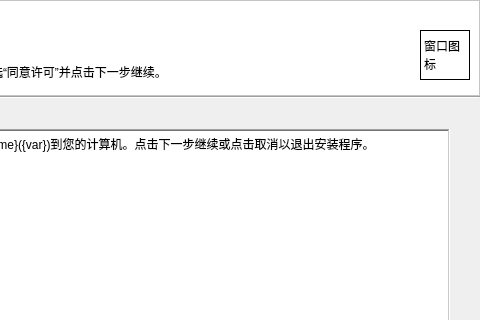
First picture: the form in ExeUi.ui, repository Pyr-202410/InstallPackager, before the edit; both pictures show x 140 to 620 and y 0 to 320 of the 620 by 450 pixel window.
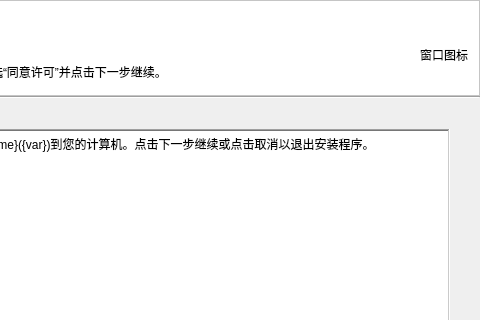
Second picture: the form after the edit. The open tabs and pages were chosen to show the change.

The edit to the form file:
```diff
--- a/ExeUi.ui
+++ b/ExeUi.ui
@@ -509,9 +509,6 @@
                   <height>50</height>
                  </size>
                 </property>
-                <property name="frameShape">
-                 <enum>QFrame::Box</enum>
-                </property>
                 <property name="text">
                  <string>窗口图标</string>
                 </property>
```
Left out of the diff: 6 changed lines with no effect on the pictures.
